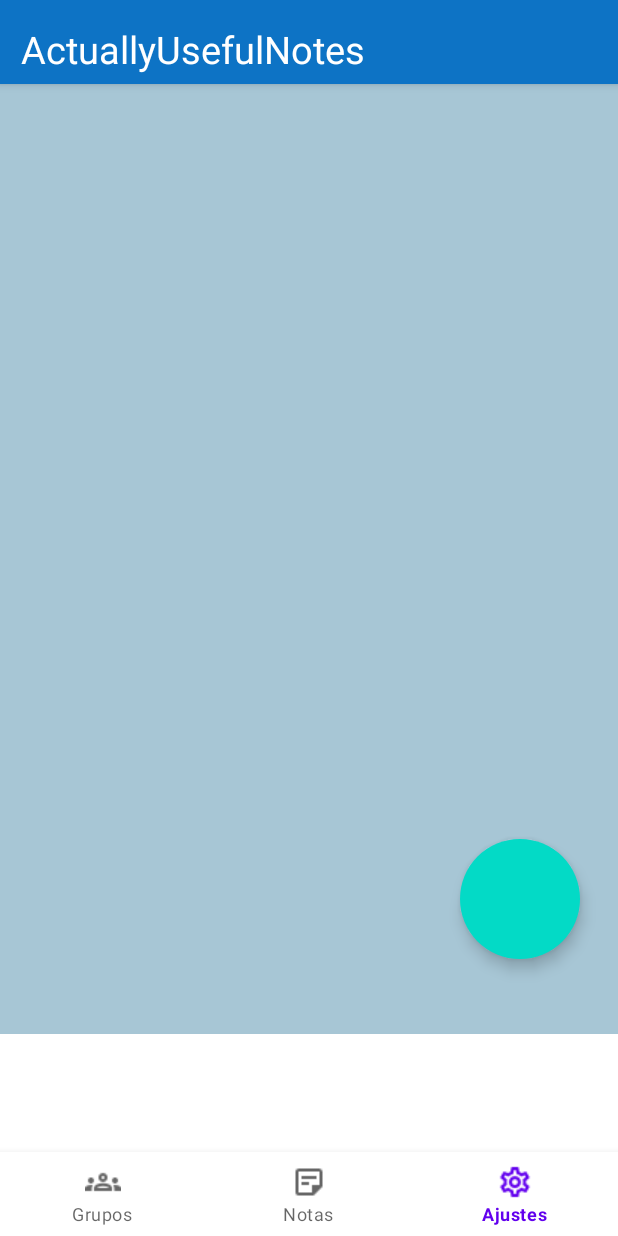
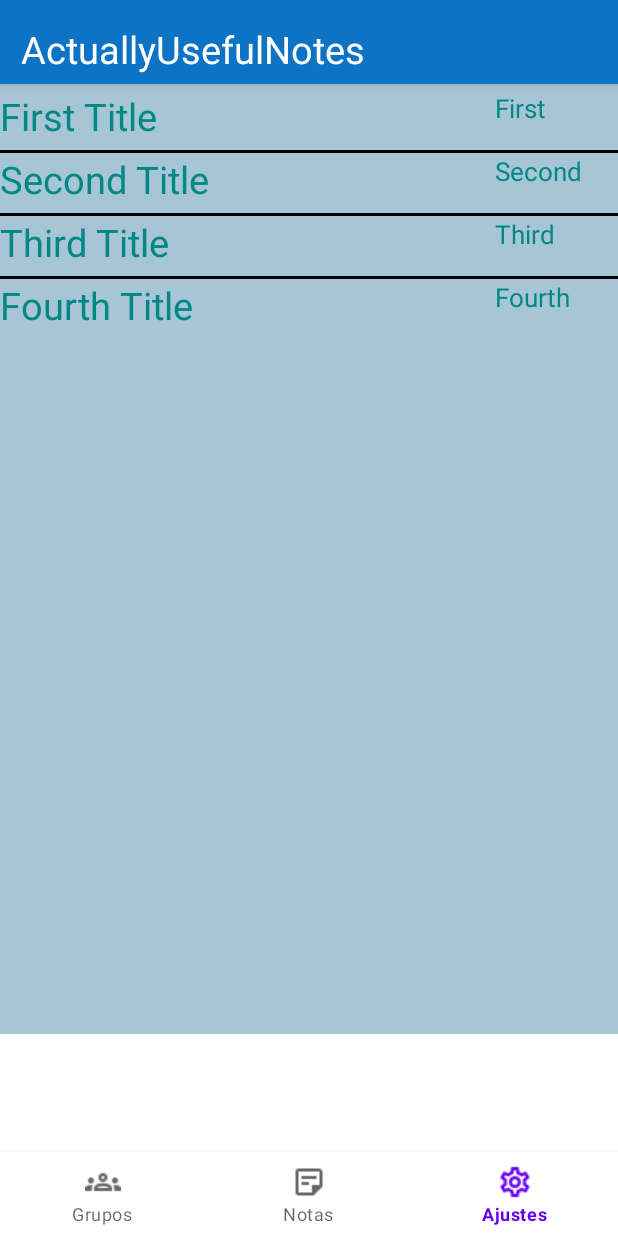
Before and after one commit to AlexT-UB/ActuallyUsefulNotes, an Android app: the MainActivity screen opened directly, with no data from a screen before it, item 3 of the bottom bar chosen, on a phone screen of 412 x 824 dp. Run offline under Robolectric (Android 15) with nearby library versions, the phone set to English and light mode, and no system bars; our stand-ins replace Firebase (no records; nobody signed in at launch, a user with empty details on screens opened directly).

Commit message:
Finishing implementing GroupAdapter

```diff
--- a/app/src/main/java/com/example/actuallyusefulnotes/View/MainActivity.java
+++ b/app/src/main/java/com/example/actuallyusefulnotes/View/MainActivity.java
@@ -56,7 +56,6 @@ public class MainActivity extends AppCompatActivity {
                 @Override
                 public boolean onNavigationItemSelected(@NonNull MenuItem item) {
                     Fragment selectedFragment = null;
-
                     switch (item.getItemId()) {
                         case R.id.nav_grupos:
                             onGroup();
@@ -79,7 +78,6 @@ public class MainActivity extends AppCompatActivity {
 
         setContentView(R.layout.activity_main);
 
-        System.out.println("GROUPS");
         ListView simpleList = (ListView) findViewById(R.id.simpleListView);
         String[] protolist = new String[0];
         ArrayList<Group> example = new ArrayList<Group>();
@@ -87,14 +85,26 @@ public class MainActivity extends AppCompatActivity {
         example.add(new Group("Second", "Second Title", protolist));
         example.add(new Group("Third", "Third Title", protolist));
         example.add(new Group("Fourth", "Fourth Title", protolist));
-        GroupAdapter myAdapter = new GroupAdapter(this,R.layout.group_list,example);
+        GroupAdapter myAdapter = new GroupAdapter(this, R.layout.group_list, example);
         simpleList.setAdapter(myAdapter);
         System.out.println(example.get(0).getTitle());
+        toolBar = findViewById(R.id.topAppBar);
+        Button addNote = findViewById(R.id.addNote);
 
+        setSupportActionBar(toolBar);
+
+        bottomNavigationView = findViewById(R.id.bottom_navigation);
+        bottomNavigationView.setOnNavigationItemSelectedListener(navListener);
     }
 
     public void onGroup(){
         System.out.println("GROUPS");
+        Button addGroup = findViewById(R.id.addNote);
+        addGroup.setVisibility(View.VISIBLE);
+        addGroup.setOnClickListener((v -> {
+            Intent i = new Intent(MainActivity.this, AddGroup.class);
+            startActivity(i);
+        }));
         ListView simpleList = (ListView) findViewById(R.id.simpleListView);
         String[] protolist = new String[0];
         ArrayList<Group> example = new ArrayList<Group>();
@@ -102,28 +112,32 @@ public class MainActivity extends AppCompatActivity {
         example.add(new Group("Second", "Second Title", protolist));
         example.add(new Group("Third", "Third Title", protolist));
         example.add(new Group("Fourth", "Fourth Title", protolist));
-        GroupAdapter myAdapter = new GroupAdapter(this,R.layout.group_list,example);
+        GroupAdapter myAdapter = new GroupAdapter(this, R.layout.group_list, example);
         simpleList.setAdapter(myAdapter);
         System.out.println(example.get(0).getTitle());
-        Button addGroup = findViewById(R.id.addNote);
-        addGroup.setOnClickListener((v -> {
-            Intent i = new Intent(MainActivity.this, AddGroup.class);
-            startActivity(i);
-        }));
     }
 
     public void onNote(){
-
         System.out.println("NOTES");
-        Button addNote = findViewById(R.id.addNote);
-        addNote.setOnClickListener((v -> {
+        ListView simpleList = (ListView) findViewById(R.id.simpleListView);
+        String[] protolist = new String[0];
+        ArrayList<Group> example = new ArrayList<Group>();
+        example.add(new Group("First", "First Title", protolist));
+        example.add(new Group("Second", "Second Title", protolist));
+        example.add(new Group("Third", "Third Title", protolist));
+        example.add(new Group("Fourth", "Fourth Title", protolist));
+        GroupAdapter myAdapter = new GroupAdapter(this, R.layout.group_list, example);
+        simpleList.setAdapter(myAdapter);
+        System.out.println(example.get(0).getTitle());
+        Button addnote = findViewById(R.id.addNote);
+        addnote.setVisibility(View.VISIBLE);
+        addnote.setOnClickListener((v -> {
             Intent i = new Intent(MainActivity.this, AddNote.class);
             startActivity(i);
         }));
-
         Fragment selectedFragment = new Fragmento_Notas();
-        getSupportFragmentManager().beginTransaction().replace(R.id.fragment_container,
-                selectedFragment, "NOTAS").commit();
+        /*getSupportFragmentManager().beginTransaction().replace(R.id.fragment_container,
+                selectedFragment, "NOTAS").commit();*/
         db = FirebaseFirestore.getInstance();
         Query query = db.collection("collection");
         AUNViewModel model = new ViewModelProvider(this).get(AUNViewModel.class);
@@ -148,13 +162,16 @@ public class MainActivity extends AppCompatActivity {
                 } );
             }
         };
+        /*
         recyclerView = findViewById(R.id.listaNotas);
         recyclerView.setLayoutManager(new StaggeredGridLayoutManager(2, StaggeredGridLayoutManager.VERTICAL));
-        recyclerView.setAdapter(adapter);
+        recyclerView.setAdapter(adapter);*/
     }
 
     public void onSettings(){
-
+        System.out.println("SETTINGS");
+        Button addnote = findViewById(R.id.addNote);
+        addnote.setVisibility(View.GONE);
     }
 
     private void getNotes() {
--- a/app/src/main/res/layout/activity_main.xml
+++ b/app/src/main/res/layout/activity_main.xml
@@ -6,29 +6,6 @@
     android:layout_width="match_parent"
     android:layout_height="match_parent"
     tools:context=".View.MainActivity">
-
-    <ListView
-        android:id="@+id/simpleListView"
-        android:layout_width="match_parent"
-        android:layout_height="wrap_content"
-        android:divider="#000"
-        android:dividerHeight="2dp"/>
-
-    <FrameLayout
-        android:id="@+id/fragment_container"
-        android:layout_width="match_parent"
-        android:layout_height="match_parent"
-        android:layout_above="@id/bottom_navigation">
-
-        <androidx.recyclerview.widget.RecyclerView
-            android:id="@+id/listaNotas"
-            android:layout_width="match_parent"
-            android:layout_height="674dp"
-            android:paddingLeft="20dp"
-            android:paddingTop="60dp"
-            android:scrollbarSize="20dp"
-            android:scrollbars="vertical" />
-    </FrameLayout>
 
     <com.google.android.material.bottomnavigation.BottomNavigationView
         android:id="@+id/bottom_navigation"
@@ -84,4 +61,13 @@
 
     </androidx.coordinatorlayout.widget.CoordinatorLayout>
 
+    <ListView
+        android:id="@+id/simpleListView"
+        android:layout_width="match_parent"
+        android:layout_height="wrap_content"
+        android:layout_marginTop="60dp"
+        android:layout_marginBottom="70dp"
+        android:divider="#000"
+        android:dividerHeight="2dp" />
+
 </RelativeLayout>
--- a/app/src/main/res/layout/group_list.xml
+++ b/app/src/main/res/layout/group_list.xml
@@ -7,17 +7,20 @@
     <TextView
         android:id="@+id/TextTitle"
         android:layout_width="300dp"
-        android:layout_height="25dp"
+        android:layout_height="40dp"
         android:layout_gravity="center"
         android:text="Title"
-        android:textColor="#000" />
+        android:textColor="@color/design_default_color_secondary_variant"
+        android:textSize="25sp" />
 
     <TextView
         android:id="@+id/TextAdmin"
         android:layout_width="fill_parent"
-        android:layout_height="25dp"
-        android:layout_marginStart="40dp"
+        android:layout_height="40dp"
+        android:layout_marginStart="30dp"
         android:layout_marginLeft="40dp"
         android:layout_weight="1"
-        android:text="Admin" />
+        android:text="Admin"
+        android:textColor="@color/design_default_color_secondary_variant"
+        android:textSize="17sp" />
 </LinearLayout>
```
Also changed, not shown: 345 other files.
